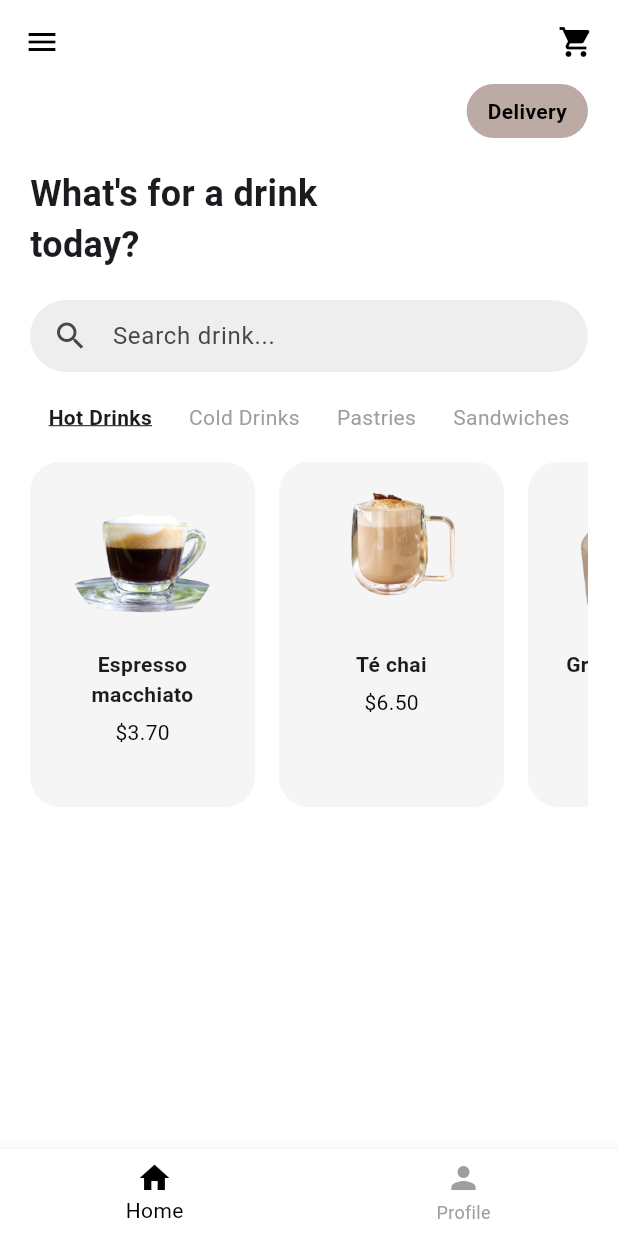
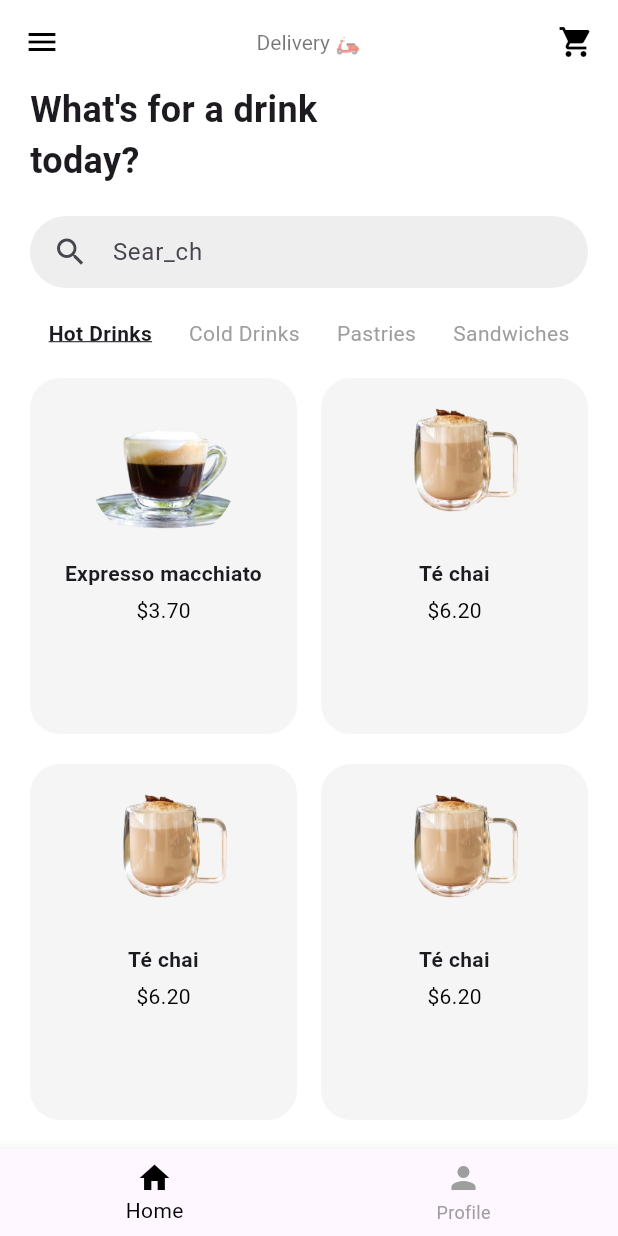
Before and after one commit to joelreyes21/proyecto_final, a Flutter app: the HomeScreen screen opened directly with empty values, on a phone screen of 412 x 824 dp. Run offline on Flutter 3.47's test engine with Material 3 defaults, Android fonts, the phone set to English and light mode, and no system bars.

Commit message:
Modifiqué home.dart

```diff
--- a/lib/screens/home.dart
+++ b/lib/screens/home.dart
@@ -1,213 +1,159 @@
 import 'package:flutter/material.dart';
 
-void main() => runApp(const EntreTazasApp());
+class HomeScreen extends StatelessWidget {
+  final bool isLogin;
+  final int mesa;
 
-class EntreTazasApp extends StatelessWidget {
-  const EntreTazasApp({super.key});
+  const HomeScreen({
+    super.key,
+    required this.isLogin,
+    required this.mesa,
+  });
 
   @override
   Widget build(BuildContext context) {
-    return MaterialApp(
-      debugShowCheckedModeBanner: false,
-      home: const WelcomeScreen(),
-    );
-  }
-}
+    final List<Map<String, dynamic>> productos = [
+      {
+        'nombre': 'Expresso macchiato',
+        'precio': '\$3.70',
+        'imagen': 'assets/espresso.png',
+        'descripcion': 'Café intenso con un toque de leche espumada.',
+      },
+      {
+        'nombre': 'Té chai',
+        'precio': '\$6.20',
+        'imagen': 'assets/te.png',
+        'descripcion': 'Té especiado con leche, al estilo hindú.',
+      },
+      {
+        'nombre': 'Té chai',
+        'precio': '\$6.20',
+        'imagen': 'assets/te.png',
+        'descripcion': 'Té especiado con leche, al estilo hindú.',
+      },
+      {
+        'nombre': 'Té chai',
+        'precio': '\$6.20',
+        'imagen': 'assets/te.png',
+        'descripcion': 'Té especiado con leche, al estilo hindú.',
+      },
+    ];
 
-class WelcomeScreen extends StatelessWidget {
-  const WelcomeScreen({super.key});
+    final String mesaTexto = mesa == 0 ? 'Delivery 🛵' : 'Mesa #$mesa';
 
-  @override
-  Widget build(BuildContext context) {
     return Scaffold(
-      backgroundColor: Colors.black,
-      body: Stack(
-        children: [
-          Container(
-            decoration: const BoxDecoration(
-              image: DecorationImage(
-                image: AssetImage('assets/bg.jpg'),
-                fit: BoxFit.cover,
+      backgroundColor: Colors.white,
+      appBar: AppBar(
+        backgroundColor: Colors.white,
+        elevation: 0,
+        automaticallyImplyLeading: false,
+        title: Row(
+          mainAxisAlignment: MainAxisAlignment.spaceBetween,
+          children: [
+            const Icon(Icons.menu, color: Colors.black),
+            Text(
+              mesaTexto,
+              style: const TextStyle(fontSize: 14, color: Colors.black54),
+            ),
+            const Icon(Icons.shopping_cart, color: Colors.black),
+          ],
+        ),
+      ),
+      body: Padding(
+        padding: const EdgeInsets.symmetric(horizontal: 20),
+        child: ListView(
+          children: [
+            const Text(
+              "What's for a drink\ntoday?",
+              style: TextStyle(fontSize: 24, fontWeight: FontWeight.bold),
+            ),
+            const SizedBox(height: 20),
+            // Búsqueda
+            Container(
+              padding: const EdgeInsets.symmetric(horizontal: 15),
+              decoration: BoxDecoration(
+                color: Colors.grey.shade200,
+                borderRadius: BorderRadius.circular(30),
+              ),
+              child: const TextField(
+                decoration: InputDecoration(
+                  icon: Icon(Icons.search),
+                  hintText: "Sear_ch",
+                  border: InputBorder.none,
+                ),
               ),
             ),
-          ),
-          Column(
-            mainAxisAlignment: MainAxisAlignment.center,
-            children: [
-              const Spacer(),
-              const Text(
-                'ENTRE TAZAS',
-                style: TextStyle(
-                  fontSize: 30,
-                  color: Colors.white,
-                  fontWeight: FontWeight.bold,
-                ),
+            const SizedBox(height: 20),
+            // Tabs
+            Row(
+              mainAxisAlignment: MainAxisAlignment.spaceAround,
+              children: const [
+                Text("Hot Drinks", style: TextStyle(fontWeight: FontWeight.bold, decoration: TextDecoration.underline)),
+                Text("Cold Drinks", style: TextStyle(color: Colors.grey)),
+                Text("Pastries", style: TextStyle(color: Colors.grey)),
+                Text("Sandwiches", style: TextStyle(color: Colors.grey)),
+              ],
+            ),
+            const SizedBox(height: 20),
+            // Productos
+            GridView.builder(
+              shrinkWrap: true,
+              physics: const NeverScrollableScrollPhysics(),
+              itemCount: productos.length,
+              gridDelegate: const SliverGridDelegateWithFixedCrossAxisCount(
+                crossAxisCount: 2,
+                crossAxisSpacing: 16,
+                mainAxisSpacing: 20,
+                childAspectRatio: 0.75,
               ),
-              const Text(
-                'DONDE CADA TAZA GUARDA\nUNA HISTORIA',
-                textAlign: TextAlign.center,
-                style: TextStyle(color: Colors.white),
-              ),
-              const SizedBox(height: 20),
-              ElevatedButton(
-                style: ElevatedButton.styleFrom(
-                  backgroundColor: Colors.white,
-                  foregroundColor: Colors.black,
-                  shape: RoundedRectangleBorder(
+              itemBuilder: (context, index) {
+                final producto = productos[index];
+                return Container(
+                  decoration: BoxDecoration(
+                    color: Colors.grey.shade100,
                     borderRadius: BorderRadius.circular(20),
                   ),
-                  padding: const EdgeInsets.symmetric(horizontal: 40, vertical: 15),
-                ),
-                onPressed: () => Navigator.push(
-                  context,
-                  MaterialPageRoute(builder: (_) => const LoginScreen()),
-                ),
-                child: const Text('Log in'),
-              ),
-              const SizedBox(height: 10),
-              TextButton(
-                onPressed: () => Navigator.push(
-                  context,
-                  MaterialPageRoute(builder: (_) => const SignUpScreen()),
-                ),
-                child: const Text("Don’t have an account? Sing Up",
-                    style: TextStyle(color: Colors.redAccent)),
-              ),
-              const Spacer(),
-            ],
-          )
+                  padding: const EdgeInsets.all(10),
+                  child: Column(
+                    children: [
+                      ClipRRect(
+                        borderRadius: BorderRadius.circular(100),
+                        child: Image.asset(
+                          producto['imagen'],
+                          width: 100,
+                          height: 100,
+                          fit: BoxFit.cover,
+                        ),
+                      ),
+                      const SizedBox(height: 10),
+                      Text(
+                        producto['nombre'],
+                        textAlign: TextAlign.center,
+                        style: const TextStyle(fontWeight: FontWeight.bold),
+                        overflow: TextOverflow.ellipsis,
+                      ),
+                      const SizedBox(height: 5),
+                      Text(
+                        producto['precio'],
+                        style: const TextStyle(color: Colors.black),
+                      ),
+                    ],
+                  ),
+                );
+              },
+            ),
+          ],
+        ),
+      ),
+      bottomNavigationBar: BottomNavigationBar(
+        currentIndex: 0,
+        selectedItemColor: Colors.black,
+        unselectedItemColor: Colors.grey,
+        items: const [
+          BottomNavigationBarItem(icon: Icon(Icons.home), label: 'Home'),
+          BottomNavigationBarItem(icon: Icon(Icons.person), label: 'Profile'),
         ],
       ),
     );
   }
 }
-
-class LoginScreen extends StatelessWidget {
-  const LoginScreen({super.key});
-
-  @override
-  Widget build(BuildContext context) {
-    return const AuthForm(isLogin: true);
-  }
-}
-
-class SignUpScreen extends StatelessWidget {
-  const SignUpScreen({super.key});
-
-  @override
-  Widget build(BuildContext context) {
-    return const AuthForm(isLogin: false);
-  }
-}
-
-class AuthForm extends StatelessWidget {
-  final bool isLogin;
-  const AuthForm({super.key, required this.isLogin});
-
-  @override
-  Widget build(BuildContext context) {
-    return Scaffold(
-      backgroundColor: Colors.white,
-      body: Center(
-        child: Column(
-          mainAxisAlignment: MainAxisAlignment.center,
-          children: [
-            const Text("Welcome to Fast Food",
-                style: TextStyle(fontSize: 20, fontWeight: FontWeight.bold)),
-            const SizedBox(height: 20),
-            const Padding(
-              padding: EdgeInsets.symmetric(horizontal: 40),
-              child: TextField(
-                decoration: InputDecoration(hintText: "E-mail"),
-              ),
-            ),
-            const SizedBox(height: 10),
-            const Padding(
-              padding: EdgeInsets.symmetric(horizontal: 40),
-              child: TextField(
-                obscureText: true,
-                decoration: InputDecoration(hintText: "Password"),
-              ),
-            ),
-            const SizedBox(height: 20),
-            ElevatedButton(
-              onPressed: () {
-                Navigator.push(
-                  context,
-                  MaterialPageRoute(
-                    builder: (_) => const ProductDetailScreen(
-                      nombre: 'Espresso macchiato',
-                      precio: '\$3.70',
-                      imagen: 'assets/espresso.png',
-                    ),
-                  ),
-                );
-              },
-              style: ElevatedButton.styleFrom(
-                backgroundColor: Colors.black,
-                padding: const EdgeInsets.symmetric(horizontal: 80, vertical: 15),
-                shape: RoundedRectangleBorder(
-                  borderRadius: BorderRadius.circular(30),
-                ),
-              ),
-              child: Text(isLogin ? "Login" : "Register"),
-            ),
-            const SizedBox(height: 10),
-            Text(
-              "Forgot Password?",
-              style: TextStyle(
-                  fontWeight: FontWeight.bold, color: Colors.grey.shade700),
-            )
-          ],
-        ),
-      ),
-    );
-  }
-}
-
-class ProductDetailScreen extends StatelessWidget {
-  final String nombre;
-  final String precio;
-  final String imagen;
-
-  const ProductDetailScreen({
-    super.key,
-    required this.nombre,
-    required this.precio,
-    required this.imagen,
-  });
-
-  @override
-  Widget build(BuildContext context) {
-    return Scaffold(
-      appBar: AppBar(
-        title: Text(nombre),
-        backgroundColor: Colors.brown,
-      ),
-      body: Padding(
-        padding: const EdgeInsets.all(20.0),
-        child: Column(
-          children: [
-            Image.asset(imagen, height: 200),
-            const SizedBox(height: 20),
-            Text(
-              nombre,
-              style: const TextStyle(fontSize: 24, fontWeight: FontWeight.bold),
-            ),
-            const SizedBox(height: 10),
-            Text(
-              precio,
-              style: const TextStyle(fontSize: 20, color: Colors.grey),
-            ),
-            const SizedBox(height: 20),
-            const Text(
-              'Una deliciosa bebida perfecta para cualquier ocasión. Disfrútala caliente o fría.',
-              textAlign: TextAlign.center,
-              style: TextStyle(fontSize: 16),
-            ),
-          ],
-        ),
-      ),
-    );
-  }
-}
--- a/lib/screens/select_table.dart
+++ b/lib/screens/select_table.dart
@@ -1,176 +1,94 @@
 import 'package:flutter/material.dart';
-import 'product_details.dart'; // Asegúrate que exista esta pantalla si estás usando detalles
+import 'home.dart'; // ✅ Importado correctamente
 
-class HomeScreen extends StatelessWidget {
+class SelectTableScreen extends StatelessWidget {
   final bool isLogin;
-  final int mesa; // ✅ Recibimos número de mesa
 
-  const HomeScreen({super.key, required this.isLogin, required this.mesa});
+  const SelectTableScreen({super.key, required this.isLogin}); // ✅ Recibe isLogin
 
   @override
   Widget build(BuildContext context) {
-    final List<Map<String, dynamic>> productos = [
-      {
-        'nombre': 'Espresso macchiato',
-        'precio': '\$3.70',
-        'imagen': 'assets/espresso.png',
-        'descripcion': 'Un espresso fuerte con una pequeña capa de leche espumada.',
-      },
-      {
-        'nombre': 'Té chai',
-        'precio': '\$6.50',
-        'imagen': 'assets/te.png',
-        'descripcion': 'Infusión especiada con leche, típica de la India.',
-      },
-      {
-        'nombre': 'Granita de café',
-        'precio': '\$4.90',
-        'imagen': 'assets/granita.png',
-        'descripcion': 'Bebida fría granulada perfecta para el calor.',
-      },
-    ];
+    final List<int> mesas = List.generate(11, (index) => index + 1); // Mesas 1 a 11
 
     return Scaffold(
+      appBar: AppBar(
+        title: const Text('Selecciona tu mesa'),
+        backgroundColor: Colors.brown[700],
+      ),
       backgroundColor: Colors.white,
-      appBar: AppBar(
-        backgroundColor: Colors.white,
-        elevation: 0,
-        leading: IconButton(
-          icon: const Icon(Icons.menu, color: Colors.black),
-          onPressed: () {},
-        ),
-        actions: const [
-          Padding(
-            padding: EdgeInsets.only(right: 16.0),
-            child: Icon(Icons.shopping_cart, color: Colors.black),
-          ),
-        ],
-      ),
       body: Padding(
-        padding: const EdgeInsets.symmetric(horizontal: 20),
-        child: ListView(
+        padding: const EdgeInsets.all(16.0),
+        child: Column(
           children: [
-            // ✅ Número de mesa elegante
-            Align(
-              alignment: Alignment.topRight,
-              child: Container(
-                padding: const EdgeInsets.symmetric(horizontal: 14, vertical: 8),
-                decoration: BoxDecoration(
-                  color: Colors.brown.shade200,
-                  borderRadius: BorderRadius.circular(20),
-                ),
-                child: Text(
-                  mesa == 0 ? 'Delivery' : 'Mesa #$mesa',
-                  style: const TextStyle(
-                    fontWeight: FontWeight.bold,
-                    fontSize: 14,
-                    color: Colors.black,
-                  ),
-                ),
-              ),
+            const SizedBox(height: 10),
+            const Text(
+              '¿En qué mesa te encuentras?',
+              style: TextStyle(fontSize: 20, fontWeight: FontWeight.bold),
             ),
             const SizedBox(height: 20),
-            const Text(
-              "What's for a drink\ntoday?",
-              style: TextStyle(fontSize: 24, fontWeight: FontWeight.bold),
-            ),
-            const SizedBox(height: 20),
-            Container(
-              padding: const EdgeInsets.symmetric(horizontal: 15),
-              decoration: BoxDecoration(
-                color: Colors.grey.shade200,
-                borderRadius: BorderRadius.circular(30),
-              ),
-              child: const TextField(
-                decoration: InputDecoration(
-                  icon: Icon(Icons.search),
-                  hintText: "Search drink...",
-                  border: InputBorder.none,
-                ),
-              ),
-            ),
-            const SizedBox(height: 20),
-            Row(
-              mainAxisAlignment: MainAxisAlignment.spaceAround,
-              children: const [
-                Text("Hot Drinks", style: TextStyle(fontWeight: FontWeight.bold, decoration: TextDecoration.underline)),
-                Text("Cold Drinks", style: TextStyle(color: Colors.grey)),
-                Text("Pastries", style: TextStyle(color: Colors.grey)),
-                Text("Sandwiches", style: TextStyle(color: Colors.grey)),
-              ],
-            ),
-            const SizedBox(height: 20),
-            SizedBox(
-              height: 230,
-              child: ListView.builder(
-                scrollDirection: Axis.horizontal,
-                itemCount: productos.length,
-                itemBuilder: (context, index) {
-                  final producto = productos[index];
-                  return GestureDetector(
-                    onTap: () {
-                      Navigator.push(
+
+            // Grid de mesas
+            Expanded(
+              child: GridView.count(
+                crossAxisCount: 3,
+                crossAxisSpacing: 16,
+                mainAxisSpacing: 16,
+                children: mesas.map((mesa) {
+                  return ElevatedButton(
+                    style: ElevatedButton.styleFrom(
+                      backgroundColor: Colors.brown[200],
+                      shape: const CircleBorder(),
+                      padding: const EdgeInsets.all(24),
+                    ),
+                    onPressed: () {
+                      Navigator.pushReplacement(
                         context,
                         MaterialPageRoute(
-                          builder: (_) => ProductDetailsScreen(
-                            nombre: producto['nombre'],
-                            precio: producto['precio'],
-                            imagen: producto['imagen'],
-                            descripcion: producto['descripcion'],
+                          builder: (_) => HomeScreen(
+                            isLogin: isLogin,
+                            mesa: mesa, // ✅ Envía la mesa seleccionada
                           ),
                         ),
                       );
                     },
-                    child: Container(
-                      width: 150,
-                      margin: const EdgeInsets.only(right: 16),
-                      padding: const EdgeInsets.all(10),
-                      decoration: BoxDecoration(
-                        color: Colors.grey.shade100,
-                        borderRadius: BorderRadius.circular(20),
-                      ),
-                      child: Column(
-                        children: [
-                          ClipRRect(
-                            borderRadius: BorderRadius.circular(100),
-                            child: Image.asset(
-                              producto['imagen'],
-                              width: 100,
-                              height: 100,
-                              fit: BoxFit.cover,
-                            ),
-                          ),
-                          const SizedBox(height: 15),
-                          Text(
-                            producto['nombre'],
-                            textAlign: TextAlign.center,
-                            style: const TextStyle(fontWeight: FontWeight.bold),
-                          ),
-                          const SizedBox(height: 5),
-                          Text(
-                            producto['precio'],
-                            style: const TextStyle(color: Color.fromARGB(248, 0, 0, 0)),
-                          ),
-                        ],
-                      ),
+                    child: Text(
+                      '$mesa',
+                      style: const TextStyle(fontSize: 20, fontWeight: FontWeight.bold),
                     ),
                   );
-                },
+                }).toList(),
               ),
             ),
+
+            const SizedBox(height: 10),
+
+            // Botón Delivery
+            ElevatedButton.icon(
+              onPressed: () {
+                Navigator.pushReplacement(
+                  context,
+                  MaterialPageRoute(
+                    builder: (_) => HomeScreen(
+                      isLogin: isLogin,
+                      mesa: 0, // ✅ Delivery = mesa 0
+                    ),
+                  ),
+                );
+              },
+              style: ElevatedButton.styleFrom(
+                backgroundColor: Colors.redAccent,
+                padding: const EdgeInsets.symmetric(horizontal: 30, vertical: 16),
+                shape: RoundedRectangleBorder(borderRadius: BorderRadius.circular(30)),
+              ),
+              icon: const Icon(Icons.delivery_dining),
+              label: const Text(
+                'Quiero Delivery',
+                style: TextStyle(fontSize: 16),
+              ),
+            ),
+            const SizedBox(height: 20),
           ],
         ),
-      ),
-      bottomNavigationBar: BottomNavigationBar(
-        backgroundColor: Colors.white,
-        selectedItemColor: Colors.black,
-        unselectedItemColor: Colors.grey,
-        items: const [
-          BottomNavigationBarItem(icon: Icon(Icons.home), label: 'Home'),
-          BottomNavigationBarItem(icon: Icon(Icons.person), label: 'Profile'),
-        ],
-        currentIndex: 0,
-        onTap: (index) {},
       ),
     );
   }
```
